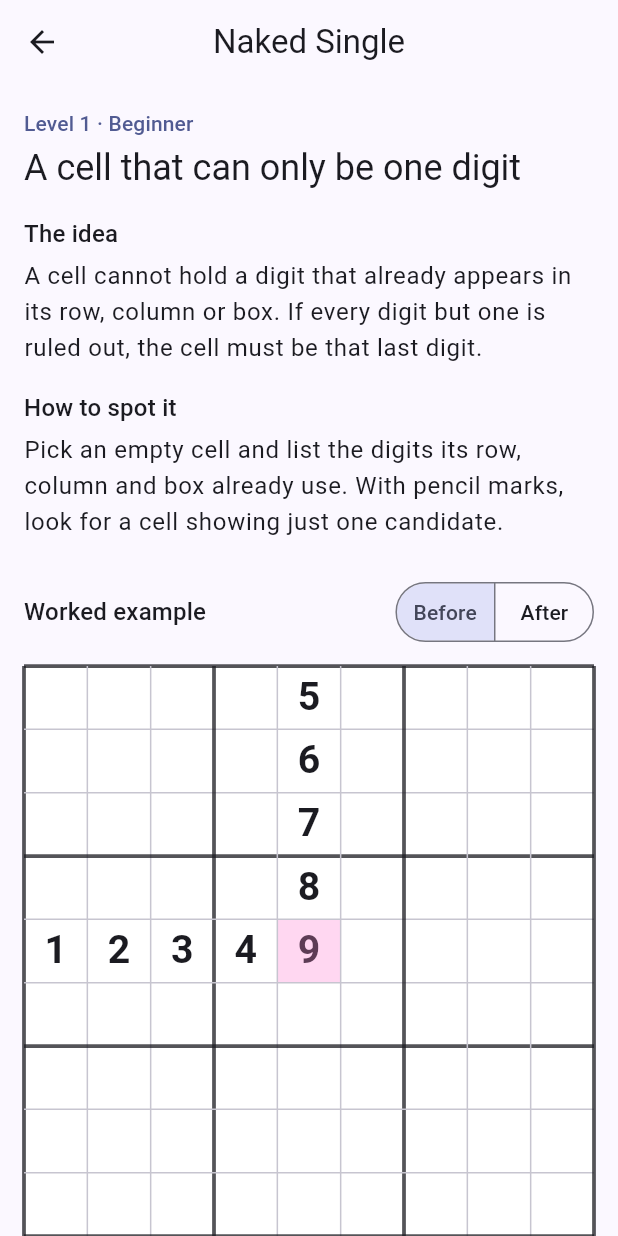
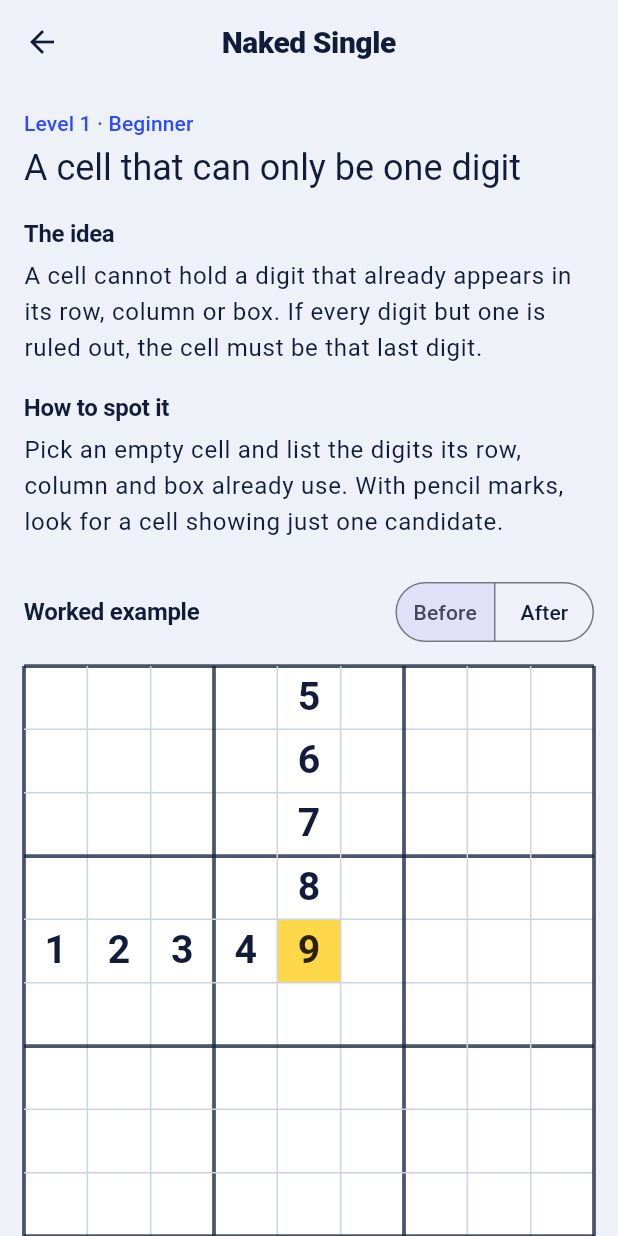
Before and after one commit to johnkg/sudoku-solver, a Flutter app: the screen it shows after launch, after a tap on "Naked Single", on a phone screen of 412 x 824 dp. Run offline on Flutter 3.47's test engine with Material 3 defaults, Android fonts, the phone set to English and light mode, and no system bars; our stand-ins replace shared_preferences; missing offline and left inert: dart:js_interop.

Commit message:
Restyle app with cobalt theme and marker-yellow highlights (#24)
Add a shared theme (cool paper surfaces, cobalt primary, marker-yellow
answer cells, outlined cards, pill nav indicator) and a rounded-square
level badge. Fonts and the Continue/streak widgets from the mockup are
not included yet.


Claude-Session: https://claude.ai/code/session_01GRhNyWyNaw4bsqoF48gPCt

Co-authored-by: Claude <noreply@anthropic.com>

```diff
--- a/lib/ui/app.dart
+++ b/lib/ui/app.dart
@@ -3,12 +3,12 @@ import 'package:flutter/material.dart';
 import '../progress/progress_scope.dart';
 import '../progress/progress_store.dart';
 import '../settings/settings.dart';
-import 'layout.dart';
 import 'learn_tab.dart';
 import 'practice_tab.dart';
 import 'settings_screen.dart';
 import 'solver_tab.dart';
 import 'stats_screen.dart';
+import 'theme.dart';
 
 class SudokuApp extends StatelessWidget {
   SudokuApp({
@@ -26,26 +26,6 @@ class SudokuApp extends StatelessWidget {
 
   @override
   Widget build(BuildContext context) {
-    ThemeData theme(Brightness brightness) => ThemeData(
-      useMaterial3: true,
-      colorScheme: ColorScheme.fromSeed(
-        seedColor: const Color(0xFF3F51B5),
-        brightness: brightness,
-      ),
-      appBarTheme: const AppBarTheme(centerTitle: true),
-      cardTheme: CardThemeData(
-        elevation: 0,
-        shape: RoundedRectangleBorder(
-          borderRadius: BorderRadius.circular(cardRadius),
-        ),
-      ),
-      listTileTheme: ListTileThemeData(
-        shape: RoundedRectangleBorder(
-          borderRadius: BorderRadius.circular(cardRadius),
-        ),
-      ),
-    );
-
     return SettingsScope(
       settings: settings,
       child: ProgressScope(
@@ -53,8 +33,8 @@ class SudokuApp extends StatelessWidget {
         child: MaterialApp(
           title: 'Sudoku Technique Teacher',
           debugShowCheckedModeBanner: false,
-          theme: theme(Brightness.light),
-          darkTheme: theme(Brightness.dark),
+          theme: buildTheme(Brightness.light),
+          darkTheme: buildTheme(Brightness.dark),
           home: AppShell(initialPuzzle: initialPuzzle),
         ),
       ),
--- a/lib/ui/level_header.dart
+++ b/lib/ui/level_header.dart
@@ -29,20 +29,29 @@ class LevelHeader extends StatelessWidget {
       child: Row(
         crossAxisAlignment: CrossAxisAlignment.start,
         children: [
-          CircleAvatar(
-            radius: avatarRadius,
-            backgroundColor: unlocked
-                ? scheme.primary
-                : scheme.surfaceContainerHighest,
-            foregroundColor: unlocked
-                ? scheme.onPrimary
-                : scheme.onSurfaceVariant,
+          Container(
+            width: avatarRadius * 2,
+            height: avatarRadius * 2,
+            alignment: Alignment.center,
+            decoration: BoxDecoration(
+              color: unlocked
+                  ? scheme.primaryContainer
+                  : scheme.surfaceContainer,
+              borderRadius: BorderRadius.circular(keyRadius),
+            ),
             child: unlocked
                 ? Text(
                     '$level',
-                    style: const TextStyle(fontWeight: FontWeight.w700),
+                    style: theme.textTheme.titleMedium?.copyWith(
+                      color: scheme.primary,
+                      fontWeight: FontWeight.w800,
+                    ),
                   )
-                : const Icon(Icons.lock_outline, size: iconSmall),
+                : Icon(
+                    Icons.lock_outline,
+                    size: iconSmall,
+                    color: scheme.onSurfaceVariant,
+                  ),
           ),
           const SizedBox(width: Space.md),
           Expanded(
--- /dev/null
+++ b/lib/ui/theme.dart
@@ -0,0 +1,108 @@
+import 'package:flutter/material.dart';
+
+import 'layout.dart';
+
+/// The brand colour of the app, a cobalt blue.
+const _cobalt = Color(0xFF2A4BFF);
+
+/// The marker yellow: it picks out the answer cell on the board and anything
+/// else the app wants the player to look at.
+const _marker = Color(0xFFFFD84A);
+const _onMarker = Color(0xFF2A2200);
+
+/// Colours of the ink-on-paper look: a cool paper background and deep navy
+/// text in light mode, deep navy and pale blue-white in dark mode.
+ColorScheme _scheme(Brightness brightness) {
+  final dark = brightness == Brightness.dark;
+  final base = ColorScheme.fromSeed(seedColor: _cobalt, brightness: brightness);
+  return base.copyWith(
+    primary: dark ? const Color(0xFF7F95FF) : _cobalt,
+    onPrimary: dark ? const Color(0xFF0B1225) : Colors.white,
+    primaryContainer: dark ? const Color(0xFF223062) : const Color(0xFFDFE6FF),
+    onPrimaryContainer: dark
+        ? const Color(0xFFEAF0FF)
+        : const Color(0xFF101C3A),
+    tertiaryContainer: _marker,
+    onTertiaryContainer: _onMarker,
+    surface: dark ? const Color(0xFF0B1225) : const Color(0xFFEEF1F7),
+    onSurface: dark ? const Color(0xFFEAF0FF) : const Color(0xFF101C3A),
+    onSurfaceVariant: dark ? const Color(0xFF9AA9CF) : const Color(0xFF4A587A),
+    surfaceContainerLowest: dark
+        ? const Color(0xFF141D36)
+        : const Color(0xFFFFFFFF),
+    surfaceContainerLow: dark
+        ? const Color(0xFF141D36)
+        : const Color(0xFFFFFFFF),
+    surfaceContainer: dark ? const Color(0xFF1C2745) : const Color(0xFFE4E9F3),
+    surfaceContainerHigh: dark
+        ? const Color(0xFF1C2745)
+        : const Color(0xFFE4E9F3),
+    outlineVariant: dark ? const Color(0xFF2B3858) : const Color(0xFFCBD3E4),
+    error: dark ? const Color(0xFFFF7479) : const Color(0xFFE5484D),
+  );
+}
+
+ThemeData buildTheme(Brightness brightness) {
+  final scheme = _scheme(brightness);
+  final shape = RoundedRectangleBorder(
+    borderRadius: BorderRadius.circular(cardRadius),
+  );
+
+  return ThemeData(
+    useMaterial3: true,
+    colorScheme: scheme,
+    scaffoldBackgroundColor: scheme.surface,
+    appBarTheme: AppBarTheme(
+      centerTitle: true,
+      backgroundColor: scheme.surface,
+      scrolledUnderElevation: 0,
+      titleTextStyle: TextStyle(
+        color: scheme.onSurface,
+        fontSize: 20,
+        fontWeight: FontWeight.w800,
+        letterSpacing: -0.3,
+      ),
+    ),
+    cardTheme: CardThemeData(
+      elevation: 0,
+      color: scheme.surfaceContainerLowest,
+      shape: RoundedRectangleBorder(
+        borderRadius: BorderRadius.circular(cardRadius),
+        side: BorderSide(color: scheme.outlineVariant),
+      ),
+    ),
+    listTileTheme: ListTileThemeData(shape: shape),
+    navigationBarTheme: NavigationBarThemeData(
+      backgroundColor: scheme.surfaceContainerLowest,
+      indicatorColor: scheme.primaryContainer,
+      labelTextStyle: WidgetStatePropertyAll(
+        TextStyle(
+          fontSize: 12,
+          fontWeight: FontWeight.w600,
+          color: scheme.onSurfaceVariant,
+        ),
+      ),
+    ),
+    filledButtonTheme: FilledButtonThemeData(
+      style: FilledButton.styleFrom(
+        minimumSize: const Size(0, minTapHeight),
+        shape: RoundedRectangleBorder(
+          borderRadius: BorderRadius.circular(keyRadius + 2),
+        ),
+        textStyle: const TextStyle(fontWeight: FontWeight.w600),
+      ),
+    ),
+    textTheme: Typography.material2021().black
+        .apply(bodyColor: scheme.onSurface, displayColor: scheme.onSurface)
+        .copyWith(
+          titleLarge: const TextStyle(
+            fontWeight: FontWeight.w800,
+            letterSpacing: -0.3,
+          ),
+          titleMedium: const TextStyle(
+            fontWeight: FontWeight.w700,
+            letterSpacing: -0.2,
+          ),
+        ),
+  );
+}
```
